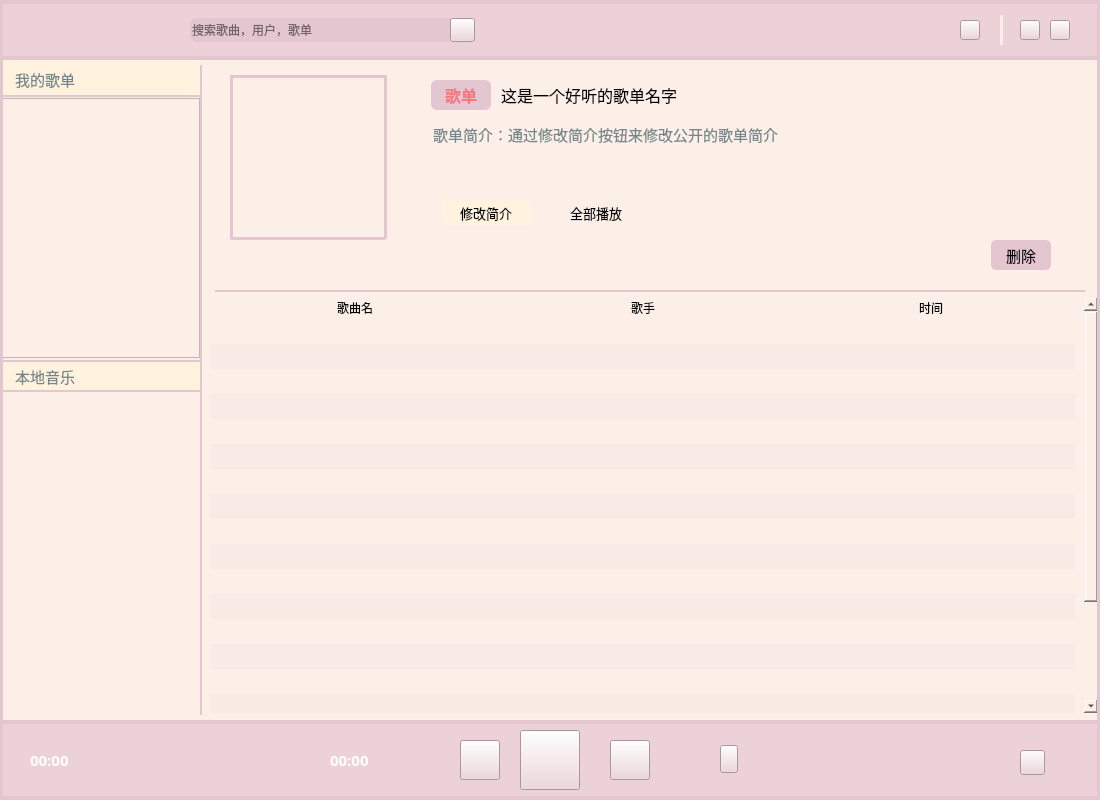
Above: ui/Main.ui from MyEternalMoon/PyQt_mp3Player before the change. Below: the same form after it.
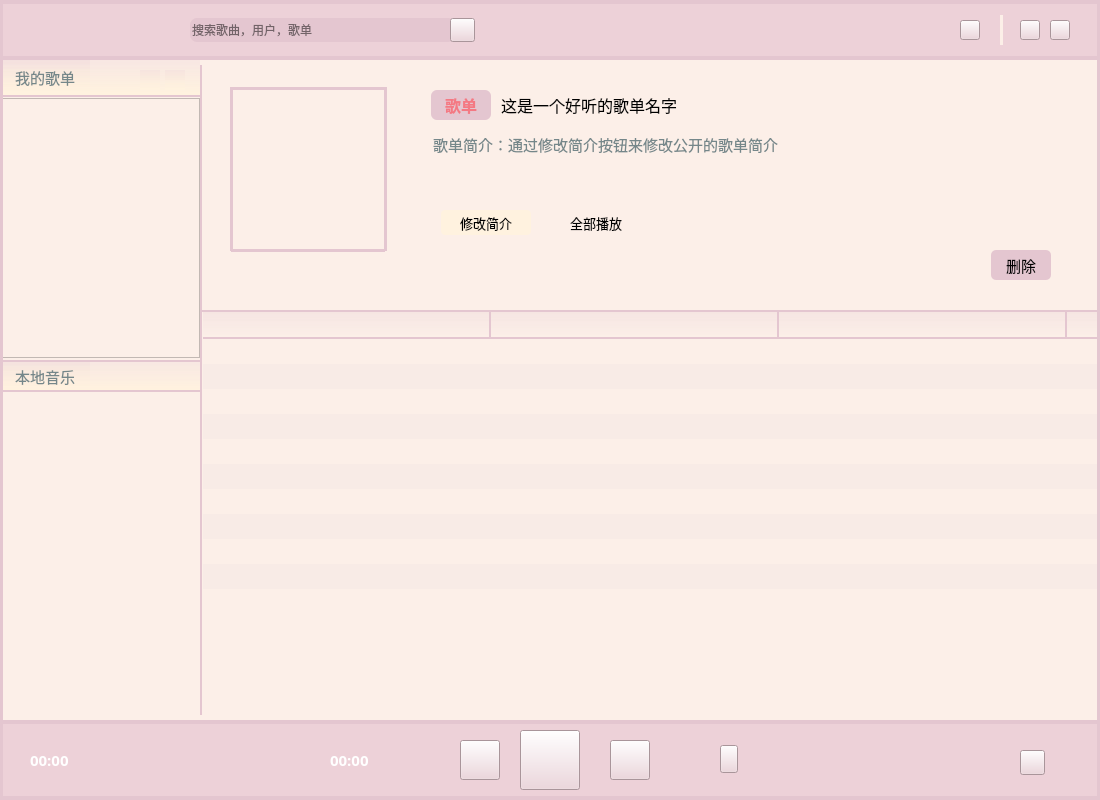
That is the form after the change. Icons and pictures are not drawn.

Commit message: 7/27 UI的细微改动

Diff of the .ui file:
```diff
--- a/ui/Main.ui
+++ b/ui/Main.ui
@@ -225,7 +225,7 @@
       <cursorShape>PointingHandCursor</cursorShape>
      </property>
      <property name="toolTip">
-      <string>&lt;html&gt;&lt;head/&gt;&lt;body&gt;&lt;p&gt;List&lt;/p&gt;&lt;/body&gt;&lt;/html&gt;</string>
+      <string>list</string>
      </property>
      <property name="styleSheet">
       <string notr="true">border-image: url(:/bg/list.png);</string>
@@ -699,7 +699,8 @@
 	border-image: url(:/bg/add_hover.png);}
 
 QPushButton
-{background:rgb(255, 242, 223);
+{background:
+qlineargradient(spread:pad, x1:0, y1:1, x2:0, y2:0, stop:0.06 rgb(255, 242, 223), stop:1 rgb(228, 198, 208,50));
 	border-image: url(:/bg/add.png);
 color:#75878a;
     border:0px;
@@ -716,9 +717,9 @@
      <property name="geometry">
       <rect>
        <x>0</x>
-       <y>3</y>
+       <y>0</y>
        <width>90</width>
-       <height>32</height>
+       <height>35</height>
       </rect>
      </property>
      <property name="font">
@@ -736,7 +737,8 @@
      <property name="styleSheet">
       <string notr="true">color:#75878a;
 border:0px;
-background:rgb(255, 242, 223)</string>
+background:
+qlineargradient(spread:pad, x1:0, y1:1, x2:0, y2:0, stop:0.06 rgb(255, 242, 223), stop:1 rgb(228, 198, 208,50));</string>
      </property>
      <property name="text">
       <string>我的歌单</string>
@@ -764,7 +766,8 @@
 
 QPushButton
 {
-	background:rgb(255, 242, 223);
+	background:
+qlineargradient(spread:pad, x1:0, y1:1, x2:0, y2:0, stop:0.06 rgb(255, 242, 223), stop:1 rgb(228, 198, 208,50));
 	border-image: url(:/bg/moveup.png);
 color:#75878a;
     border:0px;
@@ -798,7 +801,8 @@
      <property name="styleSheet">
       <string notr="true">color:#75878a;
 border:0px;
-background:rgb(255, 242, 223)</string>
+background:
+qlineargradient(spread:pad, x1:0, y1:1, x2:0, y2:0, stop:0.06 rgb(255, 242, 223), stop:1 rgb(228, 198, 208,50));</string>
      </property>
      <property name="text">
       <string>本地音乐</string>
@@ -852,7 +856,8 @@
       </rect>
      </property>
      <property name="styleSheet">
-      <string notr="true">background:rgb(255, 242, 223)</string>
+      <string notr="true">background:
+qlineargradient(spread:pad, x1:0, y1:1, x2:0, y2:0, stop:0.06 rgb(255, 242, 223), stop:1 rgb(228, 198, 208,50));</string>
      </property>
      <property name="text">
       <string/>
@@ -868,7 +873,8 @@
       </rect>
      </property>
      <property name="styleSheet">
-      <string notr="true">background:rgb(255, 242, 223)</string>
+      <string notr="true">background:
+qlineargradient(spread:pad, x1:0, y1:1, x2:0, y2:0, stop:0.06 rgb(255, 242, 223), stop:1 rgb(228, 198, 208,50));</string>
      </property>
      <property name="text">
       <string/>
@@ -913,8 +919,8 @@
      <rect>
       <x>201</x>
       <y>60</y>
-      <width>901</width>
-      <height>230</height>
+      <width>900</width>
+      <height>250</height>
      </rect>
     </property>
     <property name="focusPolicy">
@@ -924,7 +930,7 @@
      <property name="geometry">
       <rect>
        <x>37</x>
-       <y>28</y>
+       <y>40</y>
        <width>140</width>
        <height>140</height>
       </rect>
@@ -937,7 +943,7 @@
      <property name="geometry">
       <rect>
        <x>230</x>
-       <y>20</y>
+       <y>30</y>
        <width>60</width>
        <height>30</height>
       </rect>
@@ -966,7 +972,7 @@
      <property name="geometry">
       <rect>
        <x>300</x>
-       <y>20</y>
+       <y>30</y>
        <width>280</width>
        <height>30</height>
       </rect>
@@ -985,7 +991,7 @@
      <property name="geometry">
       <rect>
        <x>350</x>
-       <y>140</y>
+       <y>150</y>
        <width>90</width>
        <height>25</height>
       </rect>
@@ -1016,7 +1022,7 @@
      <property name="geometry">
       <rect>
        <x>240</x>
-       <y>140</y>
+       <y>150</y>
        <width>90</width>
        <height>25</height>
       </rect>
@@ -1054,7 +1060,7 @@
      <property name="geometry">
       <rect>
        <x>790</x>
-       <y>180</y>
+       <y>190</y>
        <width>60</width>
        <height>30</height>
       </rect>
@@ -1088,7 +1094,7 @@
      <property name="geometry">
       <rect>
        <x>230</x>
-       <y>60</y>
+       <y>70</y>
        <width>550</width>
        <height>30</height>
       </rect>
@@ -1119,7 +1125,7 @@
      <property name="geometry">
       <rect>
        <x>800</x>
-       <y>20</y>
+       <y>30</y>
        <width>45</width>
        <height>45</height>
       </rect>
@@ -1135,7 +1141,7 @@
      <property name="geometry">
       <rect>
        <x>230</x>
-       <y>95</y>
+       <y>110</y>
        <width>500</width>
        <height>25</height>
       </rect>
@@ -1157,7 +1163,7 @@
      <property name="geometry">
       <rect>
        <x>30</x>
-       <y>15</y>
+       <y>27</y>
        <width>154</width>
        <height>3</height>
       </rect>
@@ -1176,7 +1182,7 @@
      <property name="geometry">
       <rect>
        <x>30</x>
-       <y>177</y>
+       <y>189</y>
        <width>154</width>
        <height>3</height>
       </rect>
@@ -1195,7 +1201,7 @@
      <property name="geometry">
       <rect>
        <x>29</x>
-       <y>15</y>
+       <y>27</y>
        <width>3</width>
        <height>164</height>
       </rect>
@@ -1214,7 +1220,7 @@
      <property name="geometry">
       <rect>
        <x>183</x>
-       <y>15</y>
+       <y>27</y>
        <width>3</width>
        <height>164</height>
       </rect>
@@ -1233,9 +1239,9 @@
    <widget class="Line" name="line_2">
     <property name="geometry">
      <rect>
-      <x>215</x>
-      <y>290</y>
-      <width>870</width>
+      <x>200</x>
+      <y>310</y>
+      <width>900</width>
       <height>2</height>
      </rect>
     </property>
@@ -1252,16 +1258,18 @@
    <widget class="QTableWidget" name="listMusicWidget">
     <property name="geometry">
      <rect>
-      <x>209</x>
-      <y>295</y>
-      <width>891</width>
-      <height>420</height>
+      <x>203</x>
+      <y>312</y>
+      <width>897</width>
+      <height>405</height>
      </rect>
     </property>
     <property name="font">
      <font>
       <family>微软雅黑 Light</family>
       <pointsize>11</pointsize>
+      <strikeout>false</strikeout>
+      <kerning>false</kerning>
      </font>
     </property>
     <property name="contextMenuPolicy">
@@ -1270,27 +1278,40 @@
     <property name="styleSheet">
      <string notr="true">QTableWidget
 {
+
 	background-color: rgb(252, 239, 232);
-    color:green;    /*前景色：文字颜色*/
+    color:rgb(112, 112, 112);    /*前景色：文字颜色*/
     /*gridline-color:red;   */     /*表格中的网格线条颜色*/
-	margin:2px;
+
+	
     /*设置交替颜色，需要在函数属性中设置:tableWidget-&gt;setAlternatingRowColors(true)*/
     alternate-background-color:rgb(248, 235, 230);
-    selection-color:red;    /*鼠标选中时前景色：文字颜色*/
-    selection-background-color:#edd1d8;;   /*鼠标选中时背景色*/
-   
+    selection-color:black;    /*鼠标选中时前景色：文字颜色*/
+    selection-background-color:rgba(245, 231, 236, 220);   /*鼠标选中时背景色*/
+   height:12px;
     /*border:none;*/    /*去除边界线*/
     /*border-radius:5px;*/
-    /*padding:10px 10px;*/  /*表格与边框的间距*/
+    /*表格与边框的间距*/
 }
 
 /*设置表头属性*/
 
 QTableWidget QHeaderView::section
 {
-    background-color:rgb(252, 239, 232) ; /*lightgray*/
+    background-color:; /*lightgray*/
+	background-color: qlineargradient(spread:pad, x1:0, y1:1, x2:0, y2:0, stop:0.08 rgba(252, 239, 232, 255), stop:1 rgb(228, 198, 208,60));
     /*color:black;*/
-   border:0;
+	color:#75878a;
+   border:2px solid;
+border-top:0;
+border-left:0;
+	border-color:rgb(228, 198, 208);
+	height:25px;
+	font-size:19px;
+
+font-family:&quot;微软雅黑&quot;;
+
+	
 }
 </string>
     </property>
@@ -1334,7 +1355,10 @@
      <bool>false</bool>
     </property>
     <property name="rowCount">
-     <number>20</number>
+     <number>10</number>
+    </property>
+    <property name="columnCount">
+     <number>4</number>
     </property>
     <attribute name="horizontalHeaderVisible">
      <bool>true</bool>
@@ -1376,31 +1400,22 @@
     <row/>
     <row/>
     <row/>
-    <row/>
-    <row/>
-    <row/>
-    <row/>
-    <row/>
-    <row/>
-    <row/>
-    <row/>
-    <row/>
-    <row/>
     <column>
      <property name="text">
-      <string>歌曲名</string>
+      <string/>
      </property>
     </column>
     <column>
      <property name="text">
-      <string>歌手</string>
+      <string/>
      </property>
     </column>
     <column>
      <property name="text">
-      <string>时间</string>
+      <string/>
      </property>
     </column>
+    <column/>
     <item row="0" column="0">
      <property name="text">
       <string/>
@@ -1416,6 +1431,21 @@
       <string/>
      </property>
     </item>
+    <item row="1" column="0">
+     <property name="text">
+      <string/>
+     </property>
+    </item>
+    <item row="1" column="1">
+     <property name="text">
+      <string/>
+     </property>
+    </item>
+    <item row="1" column="2">
+     <property name="text">
+      <string/>
+     </property>
+    </item>
    </widget>
    <widget class="Line" name="line_15">
     <property name="geometry">
```
The commit also changes 2 other files.
